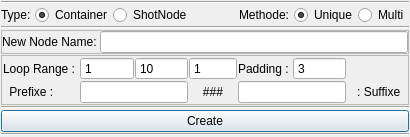
Before: the Qt Designer form appli/prodManager/ui/treeEditorWgt.ui in snaress/studio, drawn with Qt 5.
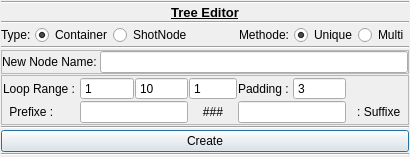
After: the same form once the commit is applied.

Commit message: prodManager: treeWidget revue

```diff
--- a/appli/prodManager/ui/treeEditorWgt.ui
+++ b/appli/prodManager/ui/treeEditorWgt.ui
@@ -7,7 +7,7 @@
     <x>0</x>
     <y>0</y>
     <width>410</width>
-    <height>133</height>
+    <height>154</height>
    </rect>
   </property>
   <property name="windowTitle">
@@ -20,7 +20,35 @@
    <property name="spacing">
     <number>1</number>
    </property>
+   <item row="4" column="0">
+    <widget class="Line" name="line_3">
+     <property name="orientation">
+      <enum>Qt::Horizontal</enum>
+     </property>
+    </widget>
+   </item>
+   <item row="7" column="0">
+    <widget class="Line" name="line_5">
+     <property name="orientation">
+      <enum>Qt::Horizontal</enum>
+     </property>
+    </widget>
+   </item>
    <item row="2" column="0">
+    <widget class="Line" name="line_2">
+     <property name="orientation">
+      <enum>Qt::Horizontal</enum>
+     </property>
+    </widget>
+   </item>
+   <item row="8" column="0">
+    <widget class="QPushButton" name="pbCreate">
+     <property name="text">
+      <string>Create</string>
+     </property>
+    </widget>
+   </item>
+   <item row="3" column="0">
     <layout class="QHBoxLayout" name="hlNodeType">
      <item>
       <widget class="QLabel" name="lNodeType">
@@ -97,42 +125,14 @@
      </item>
     </layout>
    </item>
-   <item row="8" column="0">
+   <item row="9" column="0">
     <widget class="Line" name="line">
      <property name="orientation">
       <enum>Qt::Horizontal</enum>
      </property>
     </widget>
    </item>
-   <item row="3" column="0">
-    <widget class="Line" name="line_3">
-     <property name="orientation">
-      <enum>Qt::Horizontal</enum>
-     </property>
-    </widget>
-   </item>
    <item row="6" column="0">
-    <widget class="Line" name="line_5">
-     <property name="orientation">
-      <enum>Qt::Horizontal</enum>
-     </property>
-    </widget>
-   </item>
-   <item row="7" column="0">
-    <widget class="QPushButton" name="pbCreate">
-     <property name="text">
-      <string>Create</string>
-     </property>
-    </widget>
-   </item>
-   <item row="1" column="0">
-    <widget class="Line" name="line_2">
-     <property name="orientation">
-      <enum>Qt::Horizontal</enum>
-     </property>
-    </widget>
-   </item>
-   <item row="5" column="0">
     <widget class="QFrame" name="fMulti">
      <property name="frameShape">
       <enum>QFrame::StyledPanel</enum>
@@ -285,7 +285,7 @@
      </layout>
     </widget>
    </item>
-   <item row="4" column="0">
+   <item row="5" column="0">
     <widget class="QFrame" name="fUnique">
      <property name="frameShape">
       <enum>QFrame::StyledPanel</enum>
@@ -310,6 +310,31 @@
      </layout>
     </widget>
    </item>
+   <item row="1" column="0">
+    <widget class="QLabel" name="lTitle">
+     <property name="font">
+      <font>
+       <pointsize>10</pointsize>
+       <weight>75</weight>
+       <bold>true</bold>
+       <underline>true</underline>
+      </font>
+     </property>
+     <property name="text">
+      <string>Tree Editor</string>
+     </property>
+     <property name="alignment">
+      <set>Qt::AlignCenter</set>
+     </property>
+    </widget>
+   </item>
+   <item row="0" column="0">
+    <widget class="Line" name="line_4">
+     <property name="orientation">
+      <enum>Qt::Horizontal</enum>
+     </property>
+    </widget>
+   </item>
   </layout>
  </widget>
  <tabstops>
```
The commit also changes 7 other files.
